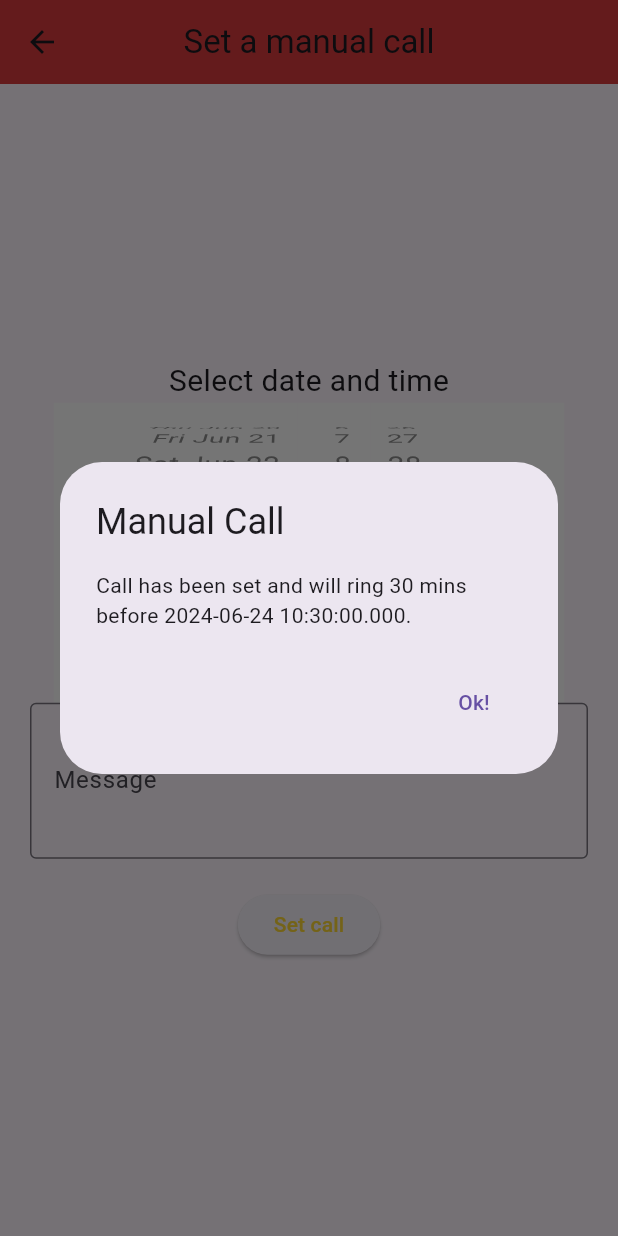
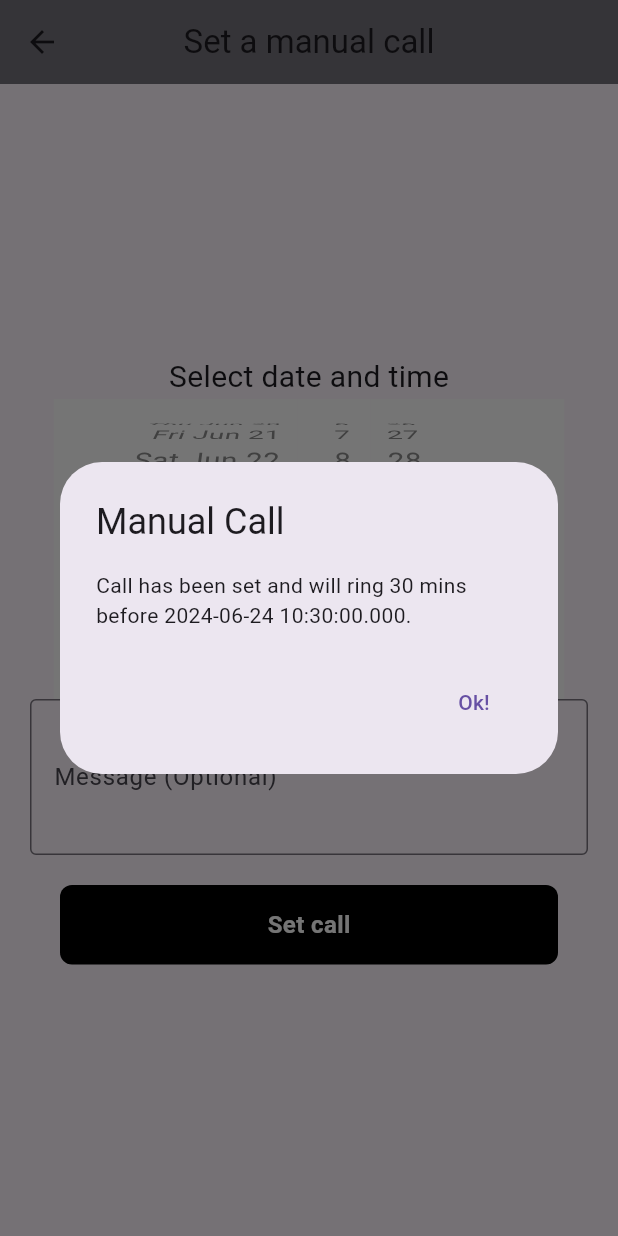
Before and after one commit to ttusk/Temperstures-app, a Flutter app: the SetManualCall screen opened directly, after a tap on "Set call", on a phone screen of 412 x 824 dp. Run offline on Flutter 3.47's test engine with Material 3 defaults, Android fonts, the phone set to English and light mode, and no system bars; our stand-ins replace cloud_firestore, firebase_auth, firebase_core, firebase_database, flutter_slidable and 2 more; missing offline and left inert: dart:ffi, flutter_background_service, flutter_background_service_android, flutter_callkit_incoming; accounts and stored records are empty.

Commit message:
Design changes.

```diff
--- a/lib/call_logs.dart
+++ b/lib/call_logs.dart
@@ -93,7 +93,7 @@ class _CallLogsState extends State<CallLogs> {
         // automaticallyImplyLeading: false,
         title: Text("Logs"),
         centerTitle: true,
-        backgroundColor: Colors.red[600],
+        backgroundColor: Colors.grey[600],
         leading: BackButton(
           onPressed:  () {
             Navigator.of(context).push(MaterialPageRoute(builder: (context){
--- a/lib/manual_calls.dart
+++ b/lib/manual_calls.dart
@@ -22,7 +22,7 @@ class _ManualCallsState extends State<ManualCalls> {
         // automaticallyImplyLeading: false,
         title: Text("Manual calls"),
     centerTitle: true,
-    backgroundColor: Colors.red[600],
+          backgroundColor: Colors.grey[600],
     leading: BackButton(
     onPressed:  () {
     Navigator.of(context).push(MaterialPageRoute(builder: (context){
--- a/lib/readings.dart
+++ b/lib/readings.dart
@@ -64,6 +64,7 @@ class _ReadingsState extends State<Readings> {
 
     return Scaffold(
       appBar: AppBar(
+        backgroundColor: Colors.grey[600],
         title: Text("Readings"),
       ),
       body: Container(
--- a/lib/set_manual_call.dart
+++ b/lib/set_manual_call.dart
@@ -1,6 +1,7 @@
 import 'package:cloud_firestore/cloud_firestore.dart';
 import 'package:flutter/cupertino.dart';
 import 'package:flutter/material.dart';
+import 'package:temps_app/components/my_button.dart';
 import 'package:temps_app/manual_calls.dart';
 
 import 'admin_home.dart';
@@ -17,6 +18,29 @@ class _SetManualCallState extends State<SetManualCall> {
 
   TextEditingController _messageController = TextEditingController();
 
+  void setManualCallButton(){
+    FirebaseFirestore.instance
+        .collection("manualCall")
+        .doc()
+        .set({'date and time': dateTime, 'message': _messageController.text.toString()});
+
+    showDialog(context: context,
+      builder: (context) => AlertDialog(
+        actions: [
+          TextButton(onPressed: () {
+            Navigator.of(context).pop();
+
+          },
+              child: Text("Ok!")
+          )
+        ],
+        title: Text("Manual Call"),
+
+        content: Text("Call has been set and will ring 30 mins before $dateTime."),
+      ),
+    );
+  }
+
 
 
   @override
@@ -26,7 +50,7 @@ class _SetManualCallState extends State<SetManualCall> {
         // automaticallyImplyLeading: false,
         title: Text("Set a manual call"),
         centerTitle: true,
-        backgroundColor: Colors.red[600],
+        backgroundColor: Colors.grey[600],
         leading: BackButton(
           onPressed:  () {
             Navigator.of(context).push(MaterialPageRoute(builder: (context){
@@ -62,14 +86,13 @@ class _SetManualCallState extends State<SetManualCall> {
                 ),
               ),
 
-
               TextField(
                 controller: _messageController,
                 minLines: 3,
                 maxLines: 6,
                 keyboardType: TextInputType.multiline,
                 decoration: const InputDecoration(
-                  labelText: "Message",
+                  labelText: "Message (Optional)",
                   hintText: "Enter message",
 
                   border: OutlineInputBorder(),
@@ -79,35 +102,38 @@ class _SetManualCallState extends State<SetManualCall> {
               SizedBox(height: 20),
 
 
+              MyButton(text: "Set call", padding: 15, margin: 20, onTap: setManualCallButton,)
 
-              ElevatedButton(
-                onPressed: () {
-                  FirebaseFirestore.instance
-                      .collection("manualCall")
-                      .doc()
-                      .set({'date and time': dateTime, 'message': _messageController.text.toString()});
 
-                  showDialog(context: context,
-                    builder: (context) => AlertDialog(
-                      actions: [
-                        TextButton(onPressed: () {
-                          Navigator.of(context).pop();
 
-                        },
-                            child: Text("Ok!")
-                        )
-                      ],
-                      title: Text("Manual Call"),
-
-                      content: Text("Call has been set and will ring 30 mins before $dateTime."),
-                    ),
-                  );
-                },
-                child: Text("Set call"),
-                style: TextButton.styleFrom(
-                  foregroundColor: Colors.yellow[600],
-                ),
-              ),
+              // ElevatedButton(
+              //   onPressed: () {
+              //     FirebaseFirestore.instance
+              //         .collection("manualCall")
+              //         .doc()
+              //         .set({'date and time': dateTime, 'message': _messageController.text.toString()});
+              //
+              //     showDialog(context: context,
+              //       builder: (context) => AlertDialog(
+              //         actions: [
+              //           TextButton(onPressed: () {
+              //             Navigator.of(context).pop();
+              //
+              //           },
+              //               child: Text("Ok!")
+              //           )
+              //         ],
+              //         title: Text("Manual Call"),
+              //
+              //         content: Text("Call has been set and will ring 30 mins before $dateTime."),
+              //       ),
+              //     );
+              //   },
+              //   child: Text("Set call"),
+              //   style: TextButton.styleFrom(
+              //     foregroundColor: Colors.yellow[600],
+              //   ),
+              // ),
 
             ],
           )
--- a/lib/test.dart
+++ b/lib/test.dart
@@ -23,7 +23,7 @@ class _TestState extends State<Test> {
         // automaticallyImplyLeading: false,
         title: Text("Call logs"),
         centerTitle: true,
-        backgroundColor: Colors.red[600],
+        backgroundColor: Colors.grey[600],
         leading: BackButton(
           onPressed:  () {
             Navigator.of(context).push(MaterialPageRoute(builder: (context){
@@ -89,7 +89,7 @@ class _TestState extends State<Test> {
         // automaticallyImplyLeading: false,
         title: Text("Logs"),
         centerTitle: true,
-        backgroundColor: Colors.red[600],
+        backgroundColor: Colors.grey[600],
     //     leading: BackButton(
     //       onPressed:  () {
     //         Navigator.of(context).push(MaterialPageRoute(builder: (context){
--- a/lib/view_all_users.dart
+++ b/lib/view_all_users.dart
@@ -20,10 +20,10 @@ class _ViewAllUsersState extends State<ViewAllUsers> {
   Widget build(BuildContext context) {
     return Scaffold(
       appBar: AppBar(
+        backgroundColor: Colors.grey[600],
         // automaticallyImplyLeading: false,
         title: Text("All Users"),
         centerTitle: true,
-        backgroundColor: Colors.red[600],
         leading: BackButton(
           onPressed:  () {
             Navigator.of(context).push(MaterialPageRoute(builder: (context){
```
Also changed, not shown: lib/add_user.dart (+79 -39 lines), lib/home.dart (+40 -18 lines), lib/set_threshold.dart (+57 -28 lines), pubspec.lock, 3 other files.
